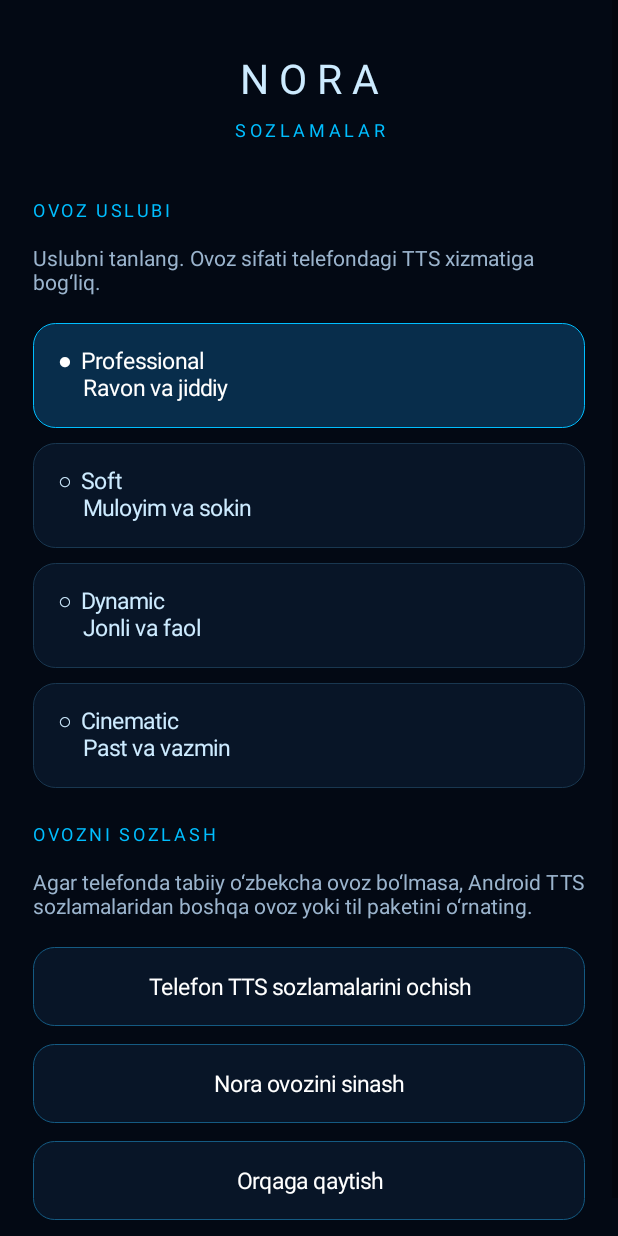
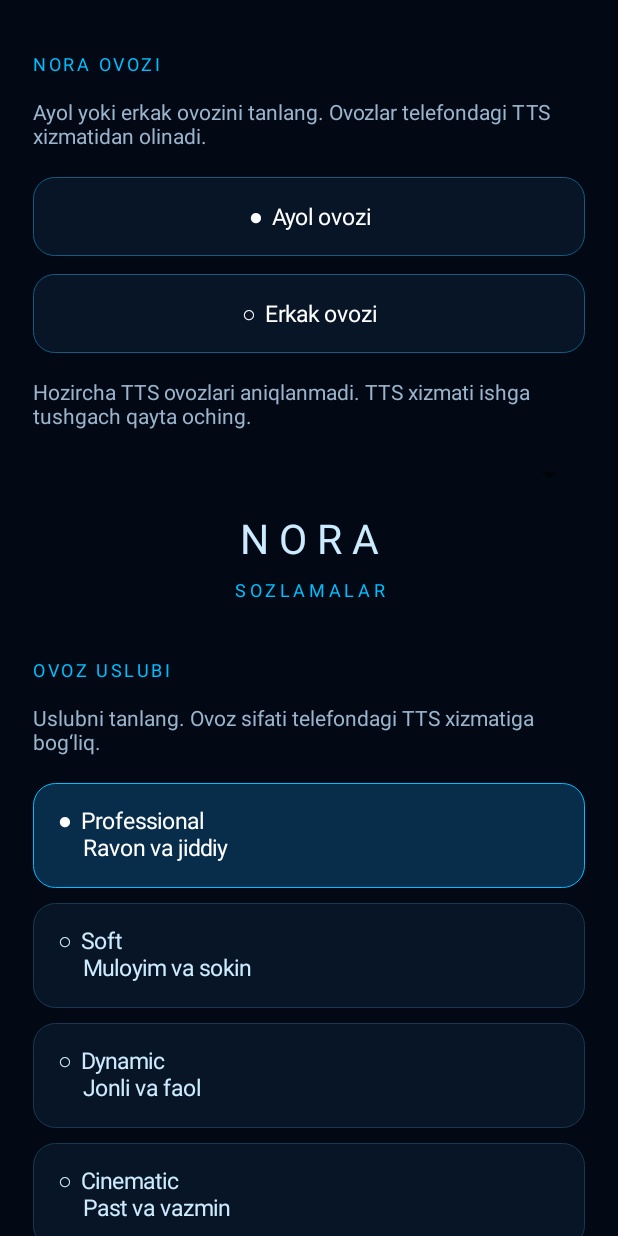
Before and after one commit to ubadydullaev/Nora-AI, an Android app: the screen it shows after launch (MainActivity), after a tap on an icon or button, on a phone screen of 412 x 824 dp. Run offline under Robolectric (Android 15) with nearby library versions, the phone set to English and light mode, and no system bars.

Commit message:
Update MainActivity.kt

```diff
--- a/app/src/main/java/uz/nora/ai/MainActivity.kt
+++ b/app/src/main/java/uz/nora/ai/MainActivity.kt
@@ -228,6 +228,79 @@ class MainActivity : Activity(), TextToSpeech.OnInitListener {
         }
         scroll.addView(page)
 
+        page.addView(sectionTitle("NORA OVOZI"))
+page.addView(infoText("Ayol yoki erkak ovozini tanlang. Ovozlar telefondagi TTS xizmatidan olinadi."))
+
+listOf("Ayol", "Erkak").forEach { gender ->
+    page.addView(makeActionButton(
+        (if (selectedGender == gender) "●  " else "○  ") +
+            if (gender == "Ayol") "Ayol ovozi" else "Erkak ovozi"
+    ) {
+        selectedGender = gender
+        getSharedPreferences("nora_settings", MODE_PRIVATE)
+            .edit().putString("gender", gender).apply()
+        applySelectedVoice()
+        showSettings()
+    })
+}
+
+val voiceNames = availableVoices.map {
+    "${it.name} (${it.locale.displayName})"
+}
+
+page.addView(infoText(
+    if (voiceNames.isEmpty())
+        "Hozircha TTS ovozlari aniqlanmadi. TTS xizmati ishga tushgach qayta oching."
+    else "Tanlangan tur: $selectedGender. Quyidan shu tur uchun ovozni belgilang."
+))
+
+val selectedName = if (selectedGender == "Ayol")
+    femaleVoiceName else maleVoiceName
+
+val voiceSpinner = Spinner(this)
+val adapter = ArrayAdapter(
+    this,
+    android.R.layout.simple_spinner_item,
+    voiceNames
+)
+adapter.setDropDownViewResource(android.R.layout.simple_spinner_dropdown_item)
+voiceSpinner.adapter = adapter
+
+val selectedIndex = availableVoices.indexOfFirst {
+    it.name == selectedName
+}
+if (selectedIndex >= 0) voiceSpinner.setSelection(selectedIndex)
+
+voiceSpinner.onItemSelectedListener =
+    object : android.widget.AdapterView.OnItemSelectedListener {
+        override fun onNothingSelected(parent: android.widget.AdapterView<*>?) {}
+
+        override fun onItemSelected(
+            parent: android.widget.AdapterView<*>?,
+            view: View?,
+            position: Int,
+            id: Long
+        ) {
+            if (position !in availableVoices.indices) return
+
+            val chosen = availableVoices[position]
+            if (selectedGender == "Ayol") {
+                femaleVoiceName = chosen.name
+            } else {
+                maleVoiceName = chosen.name
+            }
+
+            getSharedPreferences("nora_settings", MODE_PRIVATE)
+                .edit()
+                .putString("female_voice", femaleVoiceName)
+                .putString("male_voice", maleVoiceName)
+                .apply()
+
+            applySelectedVoice()
+        }
+    }
+
+page.addView(voiceSpinner)
         page.addView(TextView(this).apply {
             text = "N O R A"
             textSize = 27f
```
